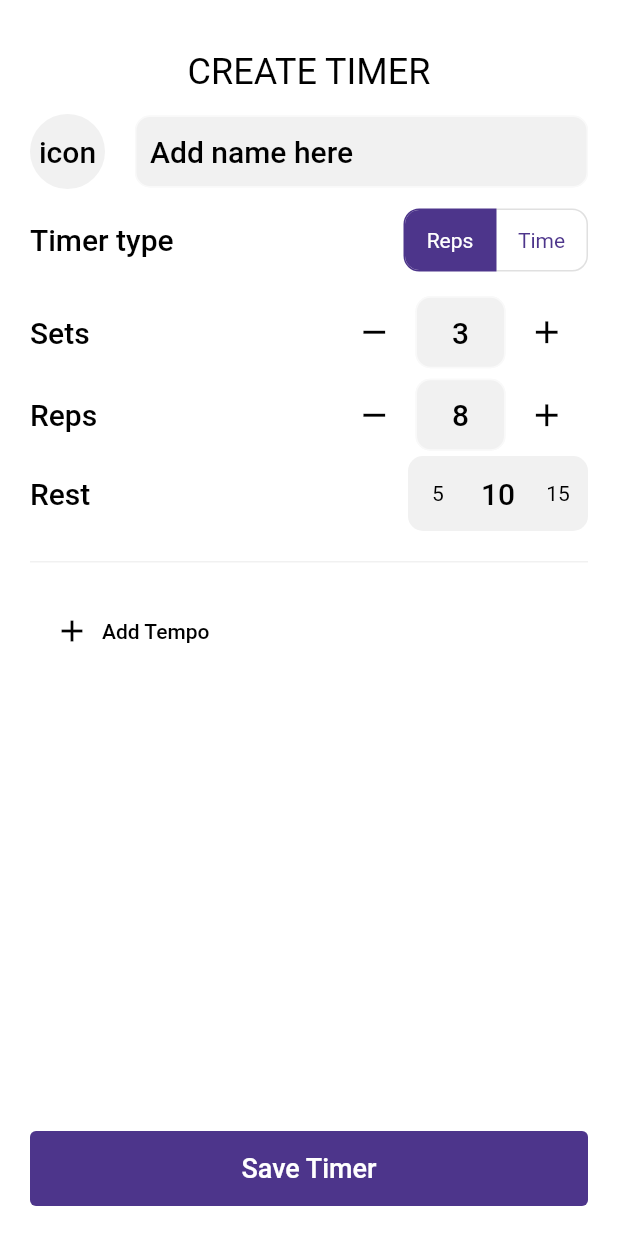
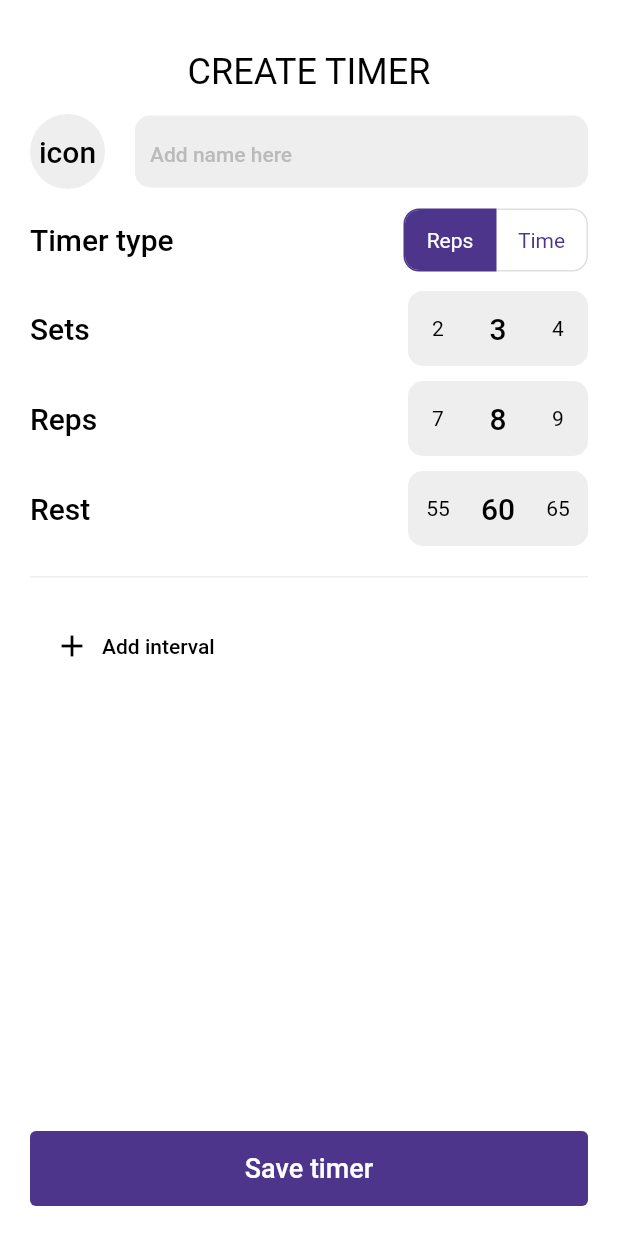
Before and after one commit to djock/intervals, a Flutter app: the screen it shows after launch, on a phone screen of 412 x 824 dp. Run offline on Flutter 3.47's test engine with Material 2 defaults, Android fonts, the phone set to English and light mode, and no system bars; drawn by our look-alikes of flutter_slidable, numberpicker; our stand-ins replace adaptive_dialog, another_flushbar, assets_audio_player, flutter_riverpod; missing offline and left inert: simple_logger.

Commit message:
New Create Timer ui working

```diff
--- a/lib/main.dart
+++ b/lib/main.dart
@@ -4,9 +4,8 @@ import 'package:flutter_riverpod/flutter_riverpod.dart';
 import 'package:focus/screens/create_timer_screen.dart';
 import 'package:focus/screens/navigation_screen.dart';
 import 'package:focus/screens/timer_screen.dart';
-import 'package:focus/screens/timer_settings_screen.dart';
 import 'package:focus/utilities/app_theme.dart';
-import 'package:focus/utilities/providers.dart';
+import 'package:focus/providers/providers.dart';
 
 void main() {
   WidgetsFlutterBinding.ensureInitialized();
@@ -47,7 +46,6 @@ class AppState extends State<App> {
           initialRoute: NavigationScreen.id,
           routes: {
             NavigationScreen.id: (context) => NavigationScreen(),
-            TimerSettingsScreen.id: (context) => TimerSettingsScreen(),
             TimerScreen.id: (context) => TimerScreen(),
             CreateTimerScreen.id: (context) => CreateTimerScreen(),
           },
--- a/lib/screens/create_timer_screen.dart
+++ b/lib/screens/create_timer_screen.dart
@@ -3,15 +3,16 @@ import 'package:flutter_riverpod/flutter_riverpod.dart';
 import 'package:focus/screens/timer_screen.dart';
 import 'package:focus/utilities/constants.dart';
 import 'package:focus/utilities/localizations.dart';
-import 'package:focus/utilities/providers.dart';
+import 'package:focus/utilities/picker_config.dart';
+import 'package:focus/providers/providers.dart';
 import 'package:focus/widgets/add_interval_bottom_sheet.dart';
 import 'package:focus/widgets/notification_bar.dart';
 import 'package:focus/widgets/row_text_icon_button.dart';
 
-import '../utilities/logger.dart';
+import '../utilities/custom_style.dart';
+import '../utilities/utils.dart';
 import '../widgets/custom_app_bar.dart';
 import '../widgets/expanded_test_button.dart';
-import '../widgets/interval_item.dart';
 import '../widgets/picker_interval_item.dart';
 import '../widgets/tempo_list_item.dart';
 import 'pop_scope_screen.dart';
@@ -54,12 +55,16 @@ class CreateTimerScreenState extends ConsumerState<CreateTimerScreen> {
         body: Container(
           padding: EdgeInsets.all(0.0),
           child: Column(
+            children: [
+              Expanded(child: SingleChildScrollView(child: Column(
                 mainAxisSize: MainAxisSize.min,
                 mainAxisAlignment: MainAxisAlignment.start,
                 children: [
                   _buildIconAndInput(),
                   _buildTimerTypeSelector(),
-              _timerType == TimerType.reps ? _buildTypeReps() : _buildTypeTime(),
+                  _timerType == TimerType.reps
+                      ? _buildTypeReps()
+                      : _buildTypeTime(),
                   const SizedBox(
                     height: 20,
                   ),
@@ -70,7 +75,9 @@ class CreateTimerScreenState extends ConsumerState<CreateTimerScreen> {
                   const SizedBox(
                     height: 20,
                   ),
-              Expanded(child: SingleChildScrollView(child: _buildTempos(ref))),
+                  _buildIntervalsList(ref),
+                ],
+              ))),
               ExpandedTextButton(
                   text: AppLocalizations.saveTimer,
                   callback: () {
@@ -82,12 +89,6 @@ class CreateTimerScreenState extends ConsumerState<CreateTimerScreen> {
                           Theme.of(context).colorScheme.error);
                     } else {
                       if (_formKey.currentState!.validate()) {
-                        NotificationBar.build(
-                            context,
-                            AppLocalizations.noTemposErrorTitle,
-                            AppLocalizations.noTemposErrorMessage,
-                            Theme.of(context).colorScheme.error);
-                      } else {
                         activeTimerSettings = timerSettings;
                         Navigator.of(context).pushNamed(TimerScreen.id);
                       }
@@ -100,13 +101,13 @@ class CreateTimerScreenState extends ConsumerState<CreateTimerScreen> {
     );
   }
 
-  Widget _buildTempos(WidgetRef ref) {
+  Widget _buildIntervalsList(WidgetRef ref) {
     final timerSettingsWatcher = ref.watch(timerSettingsNotifier);
     List<Widget> _tempos = [];
 
     for (var item in timerSettingsWatcher.intervals) {
       _tempos.add(new TempoListItem(
-        color: Theme.of(context).colorScheme.primary,
+        color: Theme.of(context).colorScheme.secondary,
         title: item.key,
         value: item.value,
         onChanged: (newValue) {
@@ -119,7 +120,7 @@ class CreateTimerScreenState extends ConsumerState<CreateTimerScreen> {
       callback: () {
         _openBottomSheet(ref);
       },
-      text: AppLocalizations.addTempo,
+      text: AppLocalizations.addInterval,
       icon: Icons.add,
     ));
 
@@ -129,19 +130,13 @@ class CreateTimerScreenState extends ConsumerState<CreateTimerScreen> {
   }
 
   void _openBottomSheet(WidgetRef ref) {
-    final timerSettings = ref.watch(timerSettingsNotifier);
     showModalBottomSheet<void>(
       isScrollControlled: true,
       context: context,
       builder: (BuildContext context) {
         return Padding(
             padding: MediaQuery.of(context).viewInsets,
-            child: AddIntervalBottomSheet(callback: (text, value) {
-              ref
-                  .read(timerSettingsNotifier)
-                  .updateIntervals(timerSettings.listCount, text, value);
-              Navigator.pop(context);
-            }));
+            child: AddIntervalBottomSheet());
       },
     );
   }
@@ -163,27 +158,19 @@ class CreateTimerScreenState extends ConsumerState<CreateTimerScreen> {
             ))),
         SizedBox(width: 20.0),
         Expanded(
+          child: Form(
+            key: _formKey,
             child: TextFormField(
               controller: _textEditingController,
               style: Theme.of(context).textTheme.headline6,
-            decoration: InputDecoration(
-              hintText: AppLocalizations.addNameHere,
-                hintStyle: Theme.of(context).textTheme.headline6,
-                contentPadding:
-                    const EdgeInsets.symmetric(vertical: 0.0, horizontal: 10.0),
-                filled: true,
-                fillColor: Theme.of(context).colorScheme.secondary,
-                border: OutlineInputBorder(
-                    borderRadius: BorderRadius.all(Radius.circular(10.0)),
-                    borderSide: BorderSide(
-                        width: 0.2,
-                        color: Theme.of(context).colorScheme.secondary))),
+              decoration: CustomStyle.inputDecoration(context),
               validator: (value) {
                 if (value == null || value.isEmpty) {
-                return 'Please enter some text';
+                  return AppLocalizations.addTimerName;
                 }
                 return null;
               },
+            ),
           ),
         )
       ],
@@ -207,10 +194,10 @@ class CreateTimerScreenState extends ConsumerState<CreateTimerScreen> {
                 toggleStates[i] = i == index;
 
                 if (i == index) {
-                  if(_timerType != _timerTypes[i]) {
+                  if (_timerType != _timerTypes[i]) {
                     _timerType = _timerTypes[i];
                     setState(() {
-                      logger.info('Selected ' + _timerType.toString());
+                      log.info('Selected ' + _timerType.toString());
                     });
                   }
                 }
@@ -238,32 +225,37 @@ class CreateTimerScreenState extends ConsumerState<CreateTimerScreen> {
 
     return Column(
       children: [
-        IntervalItem(
+        PickerIntervalItem(
           value: timerSettingsWatcher.sets,
           onChanged: (newValue) {
-            if(newValue > 0) {
+            if (newValue > 0) {
               timerSettingsWatcher.updateSets(newValue);
             }
           },
           title: AppLocalizations.sets,
+          config: PickerConfig.sets,
         ),
-        IntervalItem(
+        SizedBox(height: 10.0),
+        PickerIntervalItem(
           value: timerSettingsWatcher.reps,
           onChanged: (newValue) {
-            if(newValue > 0) {
+            if (newValue > 0) {
               timerSettingsWatcher.updateReps(newValue);
             }
           },
           title: AppLocalizations.reps,
+          config: PickerConfig.sets,
         ),
+        SizedBox(height: 10.0),
         PickerIntervalItem(
           value: timerSettingsWatcher.rest,
           onChanged: (newValue) {
-            if(newValue > 0) {
+            if (newValue > 0) {
               timerSettingsWatcher.updateRest(newValue);
             }
           },
           title: AppLocalizations.rest,
+          config: PickerConfig.totalTime,
         )
       ],
     );
@@ -275,11 +267,12 @@ class CreateTimerScreenState extends ConsumerState<CreateTimerScreen> {
     return PickerIntervalItem(
       value: timerSettingsWatcher.time,
       onChanged: (newValue) {
-        if(newValue > 0) {
+        if (newValue > 0) {
           timerSettingsWatcher.updateTotalTime(newValue);
         }
       },
       title: AppLocalizations.totalTime,
+      config: PickerConfig.totalTime,
     );
   }
 }
--- a/lib/screens/navigation_screen.dart
+++ b/lib/screens/navigation_screen.dart
@@ -1,5 +1,4 @@
 import 'package:flutter/material.dart';
-import 'package:focus/screens/timer_settings_screen.dart';
 
 import 'create_timer_screen.dart';
 
--- a/lib/screens/pop_scope_screen.dart
+++ b/lib/screens/pop_scope_screen.dart
@@ -2,7 +2,7 @@ import 'package:adaptive_dialog/adaptive_dialog.dart';
 import 'package:flutter/material.dart';
 import 'package:focus/utilities/localizations.dart';
 
-import '../utilities/logger.dart';
+import '../utilities/utils.dart';
 
 class PopScopeScreen extends StatelessWidget {
   final Widget child;
@@ -22,7 +22,7 @@ class PopScopeScreen extends StatelessWidget {
             defaultType: OkCancelAlertDefaultType.cancel,
             isDestructiveAction: true,
           );
-          logger.info('Close app result: $result');
+          log.info('Close app result: $result');
 
           if (result == OkCancelResult.ok) {
             return true;
--- a/lib/utilities/app_theme.dart
+++ b/lib/utilities/app_theme.dart
@@ -20,11 +20,14 @@ class AppTheme {
   static final lightTheme = ThemeData(
     scaffoldBackgroundColor: Colors.white,
     canvasColor: Colors.white,
+    primaryColor: new Color(0XFF4D358B),
+    primaryColorDark: Colors.black,
+    hintColor: new Color(0XFFBBBBBB),
     colorScheme: ColorScheme(
       brightness: Brightness.dark,
       primary: new Color(0XFF4D358B),
       onPrimary: Colors.black,
-      secondary: Colors.grey.withOpacity(0.15),
+      secondary: new Color(0XFFEEEEEE),
       onSecondary: Colors.black,
       error: Colors.red,
       onError: Colors.white,
--- a/lib/utilities/constants.dart
+++ b/lib/utilities/constants.dart
@@ -1,7 +1,7 @@
 import 'package:focus/models/timer_settings.dart';
 
 typedef void ChangeCallback(double);
-typedef void NewTempoCallback(text, value);
+typedef void NewIntervalCallback(text, value);
 
 double roundButtonIconSize = 25.0;
 
--- /dev/null
+++ b/lib/utilities/custom_style.dart
@@ -0,0 +1,25 @@
+import 'package:flutter/material.dart';
+
+import 'localizations.dart';
+
+class CustomStyle {
+  static OutlineInputBorder inputBorder = OutlineInputBorder(
+    borderSide: BorderSide.none,
+    borderRadius: BorderRadius.circular(10.0),
+  );
+
+  static InputDecoration inputDecoration(BuildContext context) => InputDecoration(
+      hintText: AppLocalizations.addNameHere,
+      hintStyle: Theme.of(context)
+          .textTheme
+          .bodyText1!
+          .copyWith(color: Theme.of(context).hintColor),
+      filled: true,
+      contentPadding: EdgeInsets.all(10.0),
+      fillColor: Theme.of(context).colorScheme.secondary,
+      focusedBorder: inputBorder,
+      enabledBorder: inputBorder,
+      errorBorder: inputBorder,
+      disabledBorder: inputBorder,
+      border: inputBorder);
+}
--- a/lib/utilities/localizations.dart
+++ b/lib/utilities/localizations.dart
@@ -1,7 +1,7 @@
 class AppLocalizations {
-  static String createTimerScreenTitle = 'Create Timer';
+  static String createTimerScreenTitle = 'Create timer';
   static String start = 'Start';
-  static String addTempo = 'Add Tempo';
+  static String addInterval = 'Add interval';
   static String sets = 'Sets';
   static String addSets = 'Add sets';
   static String reps = 'Reps';
@@ -10,7 +10,7 @@ class AppLocalizations {
   static String addRest = 'Add Rest';
   static String enterIntervalName = 'Enter interval name';
   static String durationInSeconds = 'Duration (seconds)';
-  static String getReady = 'Get Ready';
+  static String getReady = 'Get ready!';
   static String currentSet = 'Set';
   static String currentRep = 'Rep';
   static String currentProgress = 'Progress';
@@ -19,16 +19,17 @@ class AppLocalizations {
   static String noTemposErrorMessage = 'Add some tempos to start the timer';
   static String resumeTimerButton = 'Resume';
   static String pauseTimerButton = 'Pause';
-  static String closeAppTitle = 'Close App';
+  static String closeAppTitle = 'Close app';
   static String closeAppMessage = 'Are you sure you want to close the app?';
   static String close = 'Close';
   static String cancel = 'Cancel';
-  static String saveTimer = 'Save Timer';
+  static String saveTimer = 'Save timer';
   static String timerType = 'Timer type';
   static String forTime = 'Time';
   static String forReps = 'Reps';
-  static String totalTime = 'Total Time';
+  static String totalTime = 'Total time';
   static String addNameHere = 'Add name here';
+  static String addTimerName = 'Please add a name for the timer';
 
   static String getLocalization(String key, String oldText, String newText) {
     return key.replaceAll(oldText, newText);
--- /dev/null
+++ b/lib/utilities/picker_config.dart
@@ -0,0 +1,11 @@
+class PickerConfig {
+  final int min;
+  final int max;
+  final int step;
+
+  PickerConfig(this.min, this.max, this.step);
+
+  static PickerConfig get totalTime => PickerConfig(0, 300, 5);
+  static PickerConfig get sets => PickerConfig(1, 100, 1);
+  static PickerConfig get interval => PickerConfig(5, 960, 10);
+}
--- a/lib/utilities/logger.dart
+++ b/lib/utilities/utils.dart
@@ -1,6 +1,7 @@
 import 'package:simple_logger/simple_logger.dart';
 
-final SimpleLogger logger = SimpleLogger()
+
+final SimpleLogger log = SimpleLogger()
   ..mode = LoggerMode.print
   ..setLevel(
     Level.FINEST,
--- a/lib/widgets/interval_item.dart
+++ b/lib/widgets/interval_item.dart
@@ -3,21 +3,23 @@ import 'package:flutter_slidable/flutter_slidable.dart';
 import 'package:focus/utilities/constants.dart';
 import 'package:focus/widgets/round_button.dart';
 
-import '../utilities/logger.dart';
+import '../utilities/utils.dart';
 
 class IntervalItem extends StatelessWidget {
   IntervalItem({
     required this.value,
     required this.onChanged,
     required this.title,
+    required this.canSlide,
   });
 
   final int value;
   final ChangeCallback onChanged;
   final String title;
+  final bool canSlide;
 
   void doNothing(BuildContext context) {
-    logger.info('doNothing');
+    log.info('doNothing');
   }
 
   final _formKey = GlobalKey<FormState>();
--- a/lib/widgets/picker_interval_item.dart
+++ b/lib/widgets/picker_interval_item.dart
@@ -4,18 +4,23 @@ import 'package:flutter_slidable/flutter_slidable.dart';
 import 'package:focus/utilities/constants.dart';
 import 'package:numberpicker/numberpicker.dart';
 
-import '../utilities/logger.dart';
+import '../utilities/picker_config.dart';
+import '../utilities/utils.dart';
+
+
 
 class PickerIntervalItem extends ConsumerStatefulWidget {
   PickerIntervalItem({
     required this.value,
     required this.onChanged,
     required this.title,
+    required this.config
   });
 
   final int value;
   final ChangeCallback onChanged;
   final String title;
+  final PickerConfig config;
 
   @override
   PickerIntervalItemState createState() => PickerIntervalItemState();
@@ -23,12 +28,18 @@ class PickerIntervalItem extends ConsumerStatefulWidget {
 
 class PickerIntervalItemState extends ConsumerState<PickerIntervalItem> {
   void doNothing(BuildContext context) {
-    logger.info('doNothing');
+    log.info('doNothing');
   }
 
-  final TextEditingController _textEditingController = TextEditingController();
+  int _currentIntValue = 0;
 
-  int _currentIntValue = 10;
+  @override
+  void initState() {
+    // TODO: implement initState
+    super.initState();
+
+    _currentIntValue = widget.value;
+  }
 
   @override
   Widget build(BuildContext context) {
@@ -65,9 +76,9 @@ class PickerIntervalItemState extends ConsumerState<PickerIntervalItem> {
                   selectedTextStyle: Theme.of(context).textTheme.headline6,
                   itemWidth: 40,
                   value: _currentIntValue,
-                  minValue: 0,
-                  maxValue: 300,
-                  step: 5,
+                  minValue: widget.config.min,
+                  maxValue: widget.config.max,
+                  step: widget.config.step,
                   haptics: true,
                   onChanged: (value) => setState(() {
                     widget.onChanged(value);
--- a/lib/widgets/tempo_list_item.dart
+++ b/lib/widgets/tempo_list_item.dart
@@ -29,8 +29,6 @@ class TempoListItem extends StatelessWidget {
       child: Card(
         color: color,
         elevation: 0,
-        child: Padding(
-          padding: const EdgeInsets.symmetric(horizontal: 16.0, vertical: 8.0),
         child: Row(
           mainAxisAlignment: MainAxisAlignment.spaceBetween,
           children: <Widget>[
@@ -92,7 +90,6 @@ class TempoListItem extends StatelessWidget {
           ],
         ),
       ),
-      ),
     );
   }
 }
```
Also changed, not shown: lib/models/timer_settings.dart (+6 -6 lines), lib/screens/timer_settings_screen.dart (deleted, +0 -192 lines), lib/widgets/add_interval_bottom_sheet.dart (+83 -63 lines), lib/widgets/input_interval_item.dart (deleted, +0 -122 lines), lib/providers/providers.dart (renamed from lib/utilities/providers.dart). Lines whose indentation alone changed are shown as unchanged.
